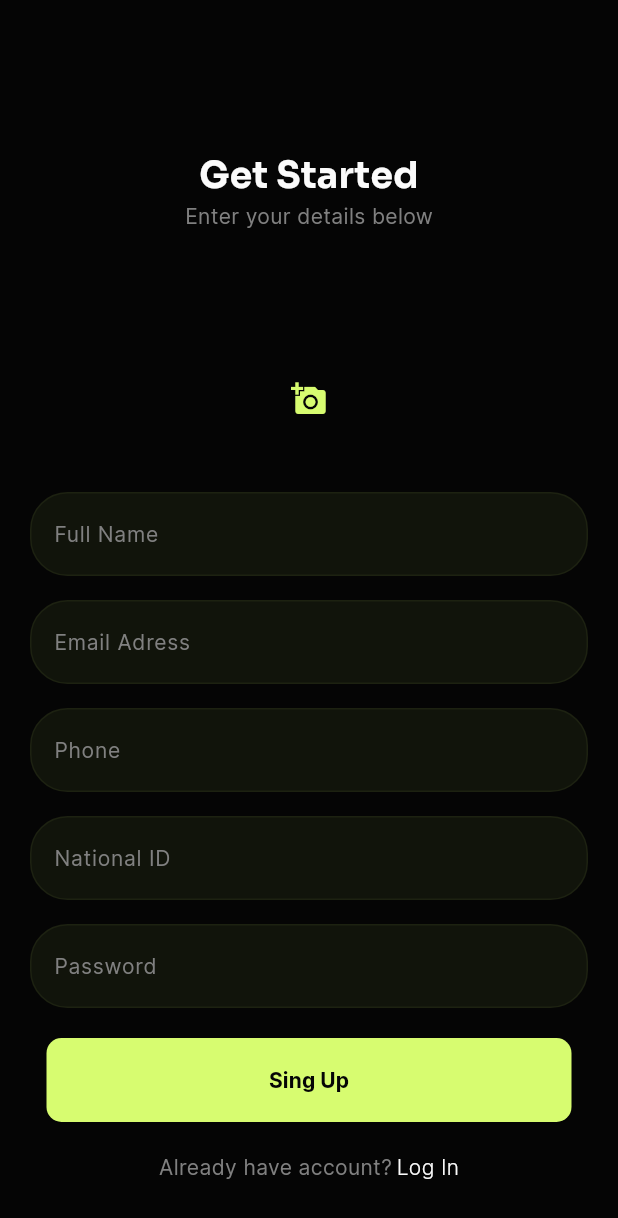
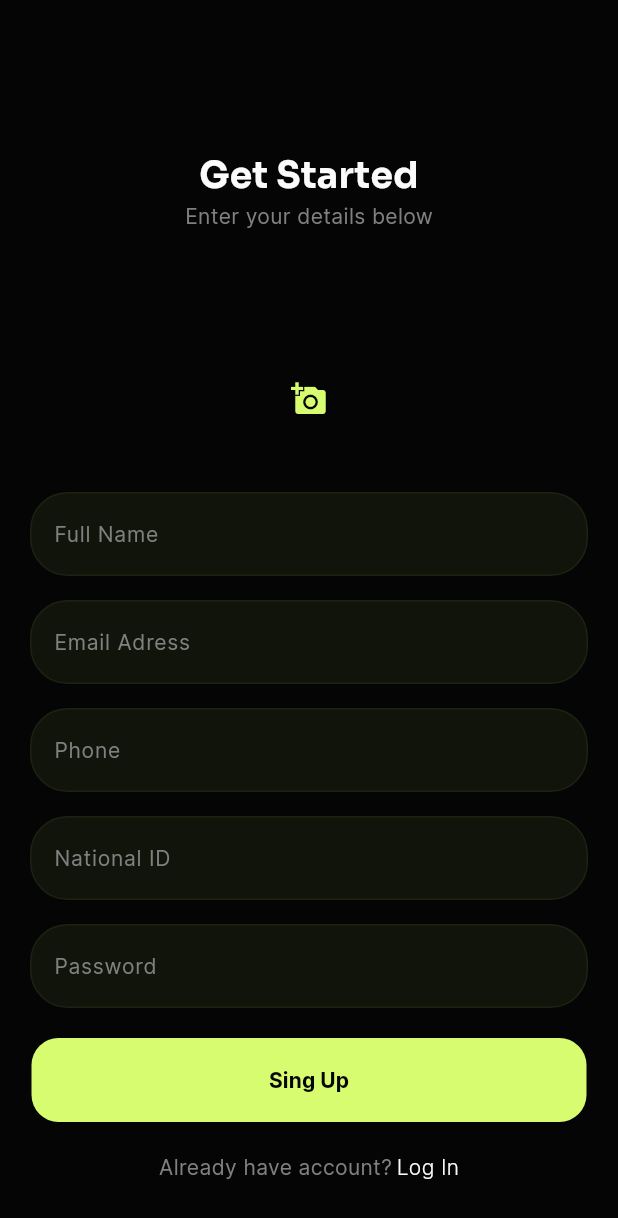
Before and after one commit to ahmdZhran/e-commerce, a Flutter app: the SignUpViwe screen opened by its route, on a phone screen of 412 x 824 dp. Shown: the top 1218 px of the screen. Run offline on Flutter 3.47's test engine with Material 3 defaults, Android fonts, the phone set to English and light mode, and no system bars; our stand-ins replace flutter_svg, get_it, go_router, shared_preferences, smooth_page_indicator; accounts and stored records are empty.

```diff
--- a/lib/core/widgets/custom_button.dart
+++ b/lib/core/widgets/custom_button.dart
@@ -17,13 +17,13 @@ class CustomButton extends StatelessWidget {
     return GestureDetector(
       onTap: onTap,
       child: SizedBox(
-        width: 350,
+        width: 370,
         height: 56,
         child: ElevatedButton(
           style: ElevatedButton.styleFrom(
             backgroundColor: color ?? AppColors.kPrimaryColor,
             shape: RoundedRectangleBorder(
-              borderRadius: BorderRadius.circular(10),
+              borderRadius: BorderRadius.circular(18),
             ),
           ),
           onPressed: onPressed,
--- a/lib/features/auth/presentation/view/sing_up._view.dart
+++ b/lib/features/auth/presentation/view/sing_up._view.dart
@@ -1,3 +1,4 @@
+import 'package:e_commerce/core/utls/app_strings.dart';
 import 'package:e_commerce/features/auth/presentation/widgets/add_personal_photo.dart';
 import 'package:e_commerce/features/auth/presentation/widgets/custom_form_widget.dart';
 import 'package:e_commerce/features/auth/presentation/widgets/head_titles.dart';
@@ -17,7 +18,7 @@ class SignUpViwe extends StatelessWidget {
             ),
           ),
           SliverToBoxAdapter(
-            child: HeadTitlesOfRegisterView(),
+            child: HeadTitles(text: AppStrigns.getStarted),
           ),
           SliverToBoxAdapter(
             child: SizedBox(
--- a/lib/features/auth/presentation/widgets/head_titles.dart
+++ b/lib/features/auth/presentation/widgets/head_titles.dart
@@ -2,15 +2,15 @@ import 'package:e_commerce/core/utls/app_strings.dart';
 import 'package:e_commerce/core/utls/texts_style.dart';
 import 'package:flutter/material.dart';
 
-class HeadTitlesOfRegisterView extends StatelessWidget {
-  const HeadTitlesOfRegisterView({super.key});
-
+class HeadTitles extends StatelessWidget {
+  const HeadTitles({super.key, required this.text});
+  final String text;
   @override
   Widget build(BuildContext context) {
     return Column(
       children: [
         Text(
-          AppStrigns.getStarted,
+          text,
           style: CustomTextStyle.soraBoldstyleBold,
         ),
         Text(
```
Also changed, not shown: lib/features/auth/presentation/view/sign_in_view.dart (+24 -1 lines), lib/features/auth/presentation/widgets/form_for_sign_in.dart (added, +27 -0 lines).
